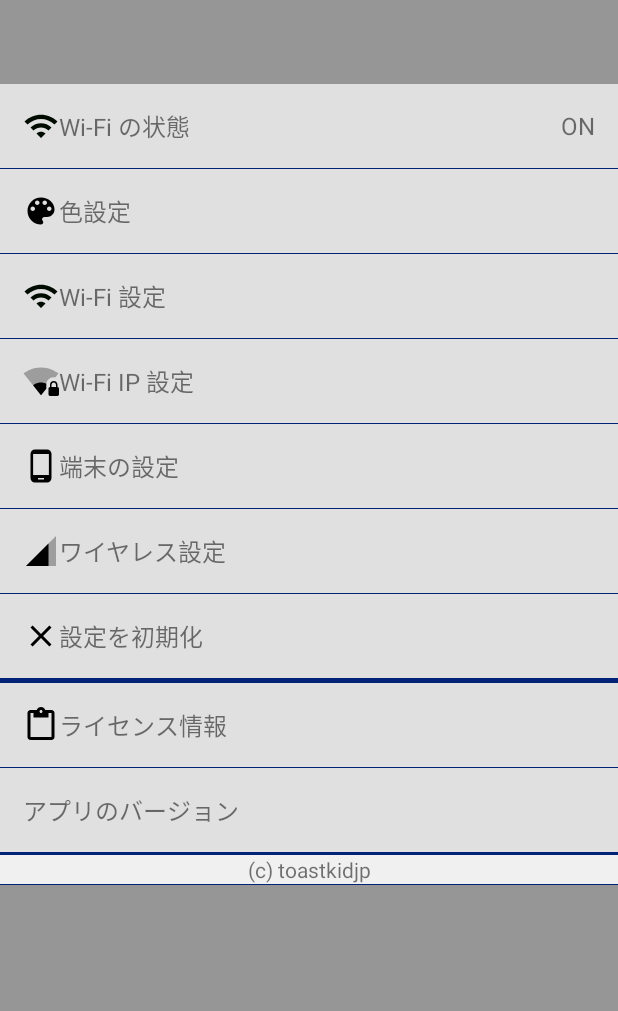
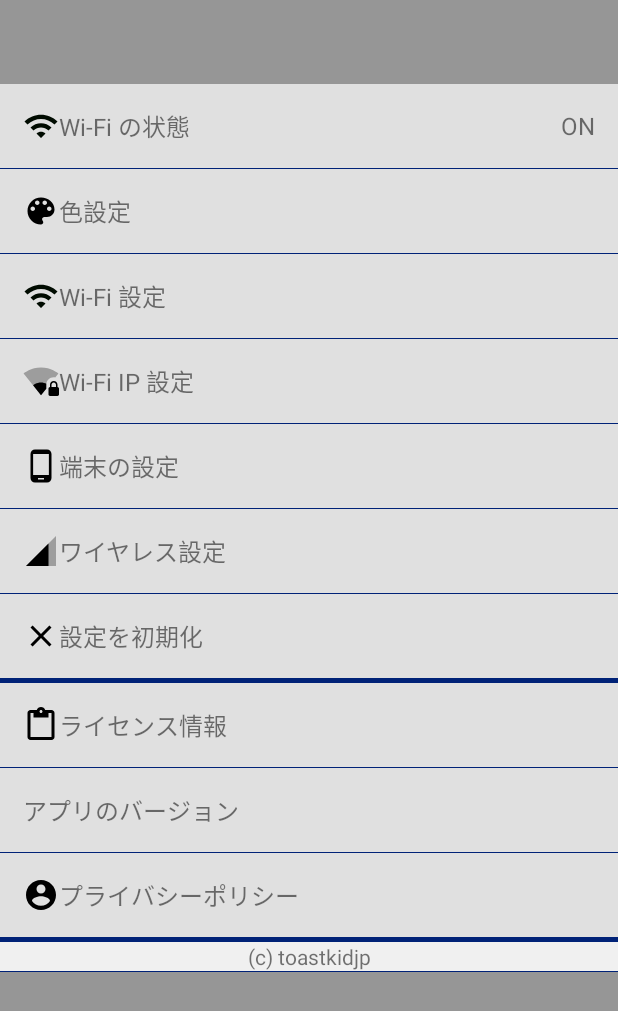
Before and after one commit to toastkidjp/WifiSwitcher, an Android app: the layout activity_settings.xml on its own in the app's theme, with its tools: preview values and no code run, on a phone screen of 412 x 824 dp. Shown: the top 1011 px of the screen. Run offline under Robolectric (Android 15) with nearby library versions, the phone set to English and light mode, and no system bars.

Commit message:
Add Privacy policy's link.

```diff
--- a/app/src/main/java/jp/toastkid/wifi_switcher/settings/SettingsActivity.java
+++ b/app/src/main/java/jp/toastkid/wifi_switcher/settings/SettingsActivity.java
@@ -1,6 +1,8 @@
 package jp.toastkid.wifi_switcher.settings;
 
 import android.content.Context;
+import android.content.Intent;
+import android.net.Uri;
 import android.net.wifi.WifiManager;
 import android.os.Bundle;
 import android.support.v4.graphics.drawable.DrawableCompat;
@@ -148,6 +150,11 @@ public class SettingsActivity extends BaseActivity {
         startActivity(SettingIntentFactory.device());
     }
 
+    @OnClick(R.id.settings_privacy_policy)
+    public void privacyPolicy() {
+        startActivity(new Intent(Intent.ACTION_VIEW, Uri.parse(getString(R.string.link_privacy_policy))));
+    }
+
     @OnClick(R.id.settings_background)
     public void close() {
         finish();
--- /dev/null
+++ b/app/src/main/res/drawable/ic_privacy.xml
@@ -0,0 +1,9 @@
+<vector xmlns:android="http://schemas.android.com/apk/res/android"
+        android:width="24dp"
+        android:height="24dp"
+        android:viewportWidth="24.0"
+        android:viewportHeight="24.0">
+    <path
+        android:fillColor="#FF000000"
+        android:pathData="M12,2C6.48,2 2,6.48 2,12s4.48,10 10,10 10,-4.48 10,-10S17.52,2 12,2zM12,5c1.66,0 3,1.34 3,3s-1.34,3 -3,3 -3,-1.34 -3,-3 1.34,-3 3,-3zM12,19.2c-2.5,0 -4.71,-1.28 -6,-3.22 0.03,-1.99 4,-3.08 6,-3.08 1.99,0 5.97,1.09 6,3.08 -1.29,1.94 -3.5,3.22 -6,3.22z"/>
+</vector>
--- a/app/src/main/res/layout/activity_settings.xml
+++ b/app/src/main/res/layout/activity_settings.xml
@@ -186,8 +186,22 @@
 
             <include layout="@layout/primary_dark_divider" />
 
-            <include layout="@layout/primary_dark_divider" />
-            <include layout="@layout/primary_dark_divider" />
+            <TextView
+                android:id="@+id/settings_privacy_policy"
+                android:layout_width="match_parent"
+                android:layout_height="@dimen/settings_item_height"
+                android:drawableLeft="@drawable/ic_privacy"
+                android:gravity="center_vertical"
+                android:paddingLeft="@dimen/settings_item_left_margin"
+                android:text="@string/title_privacy_policy"
+                android:textSize="16sp"
+                android:background="@drawable/ripple_soft"
+                />
+
+            <include layout="@layout/primary_dark_divider"
+                android:layout_width="match_parent"
+                android:layout_height="3dp"
+                />
 
             <TextView
                 android:layout_width="match_parent"
--- a/app/src/main/res/values/strings.xml
+++ b/app/src/main/res/values/strings.xml
@@ -42,5 +42,7 @@
     <string name="message_failed_ad_loading">広告のロードに失敗しました。</string>
     <string name="thank_you_for_using">いつもお使いくださり、ありがとうございます。</string>
     <string name="message_please_view_ad">インタースティシャル広告をご覧ください。</string>
+    <string name="title_privacy_policy">プライバシーポリシー</string>
+    <string name="link_privacy_policy">https://tmblr.co/ZDG7Be2NVdctY</string>
 
 </resources>
```
Also changed, not shown: 1 other file.
